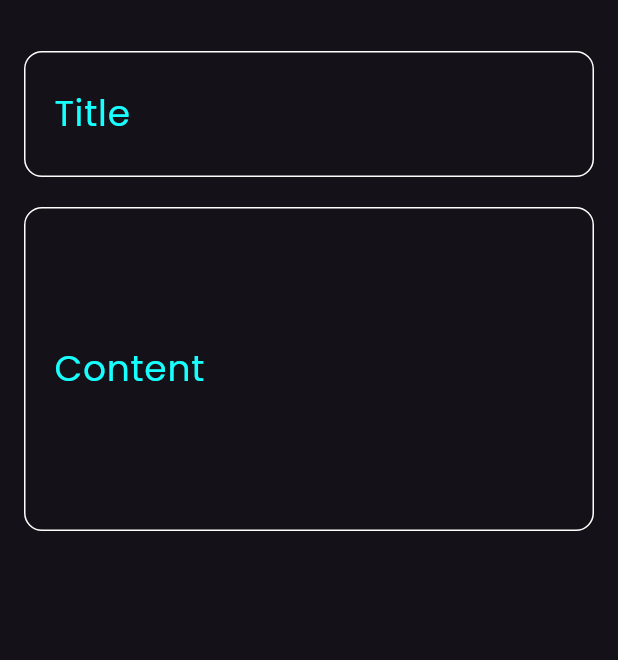
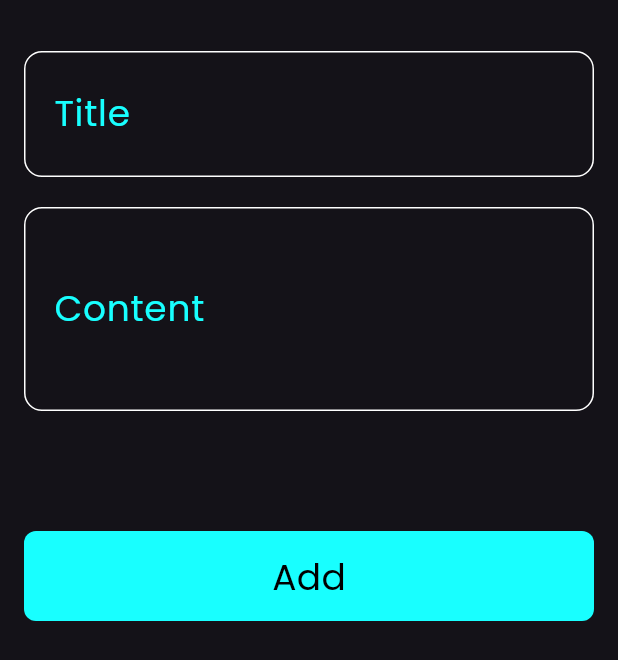
Before and after one commit to azoozaws/notes_app, a Flutter app: the AddNoteModalBottomSheet widget shown alone on an empty page, opened directly, on a phone screen of 412 x 824 dp. Shown: the top 660 px of the screen. Run offline on Flutter 3.47's test engine with Material 3 defaults, Android fonts, the phone set to English and light mode, and no system bars.

Commit message:
add button to bottom sheet

```diff
--- a/lib/widgets/add_note_modal_bottom_sheet.dart
+++ b/lib/widgets/add_note_modal_bottom_sheet.dart
@@ -1,4 +1,5 @@
 import 'package:flutter/material.dart';
+import 'package:flutter/widgets.dart';
 import 'package:notes_app/widgets/custom_Text_Field.dart';
 
 class AddNoteModalBottomSheet extends StatelessWidget {
@@ -7,20 +8,42 @@ class AddNoteModalBottomSheet extends StatelessWidget {
   Widget build(BuildContext context) {
     return Container(
       padding: const EdgeInsets.symmetric(horizontal: 16, vertical: 34),
-      child: const Column(
+      child: Column(
         children: [
-          CustomTextField(
+          const CustomTextField(
             hintText: "Enter the title",
             labelText: "Title",
             sizeOfPadding: 24,
           ),
-          SizedBox(
+          const SizedBox(
             height: 20,
           ),
-          CustomTextField(
+          const CustomTextField(
             hintText: "Enter the content",
             labelText: "Content",
-            sizeOfPadding: 90,
+            sizeOfPadding: 50,
+          ),
+          const SizedBox(
+            height: 80,
+          ),
+          GestureDetector(
+            onTap: () {},
+            child: Container(
+              decoration: BoxDecoration(
+                color: Colors.cyanAccent,
+                borderRadius: BorderRadius.circular(8),
+              ),
+              height: 60,
+              child: const Center(
+                child: Text(
+                  "Add",
+                  style: TextStyle(
+                    color: Colors.black,
+                    fontSize: 24,
+                  ),
+                ),
+              ),
+            ),
           ),
         ],
       ),
```
